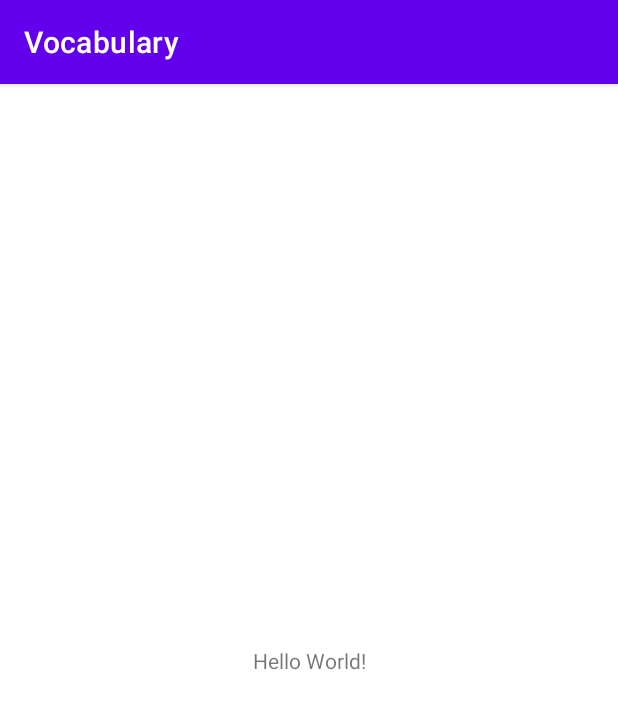
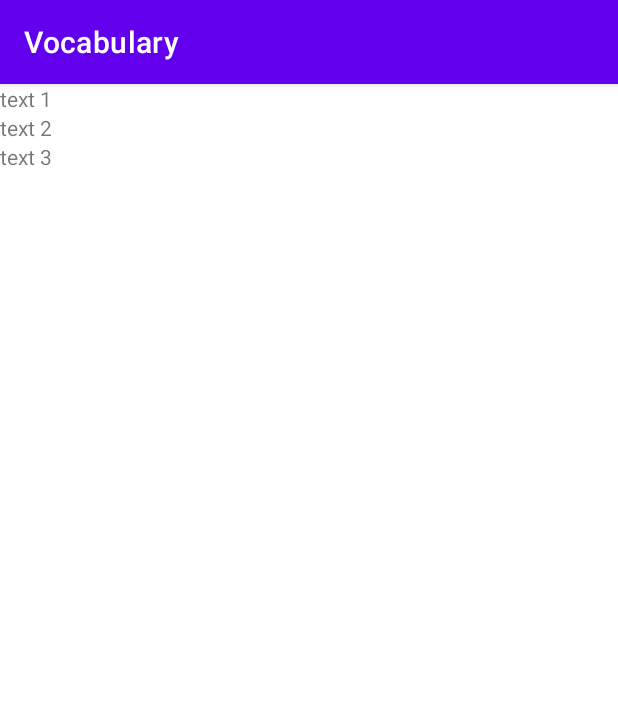
Before and after one commit to YaroslavGorbach-code/Vocabulary, an Android app: the screen it shows after launch (MainActivity), on a phone screen of 412 x 824 dp. Shown: the top 709 px of the screen. Run offline under Robolectric (Android 15) with nearby library versions, the phone set to English and light mode, and no system bars.

Commit message:
Create test repo. Create exercises list adapter. Set test data to exercises list adapter.

```diff
--- a/app/build.gradle
+++ b/app/build.gradle
@@ -30,16 +30,29 @@ android {
     kotlinOptions {
         jvmTarget = '1.8'
     }
+
+    buildFeatures {
+        viewBinding true
+    }
 }
 
 dependencies {
+    testImplementation 'junit:junit:4.13.2'
+    androidTestImplementation 'androidx.test.ext:junit:1.1.3'
+    androidTestImplementation 'androidx.test.espresso:espresso-core:3.4.0'
+    api 'androidx.fragment:fragment-ktx:1.3.5'
 
     implementation "org.jetbrains.kotlin:kotlin-stdlib:$kotlin_version"
     implementation 'androidx.core:core-ktx:1.6.0'
     implementation 'androidx.appcompat:appcompat:1.3.0'
     implementation 'com.google.android.material:material:1.4.0'
     implementation 'androidx.constraintlayout:constraintlayout:2.0.4'
-    testImplementation 'junit:junit:4.+'
-    androidTestImplementation 'androidx.test.ext:junit:1.1.3'
-    androidTestImplementation 'androidx.test.espresso:espresso-core:3.4.0'
+    implementation 'androidx.lifecycle:lifecycle-viewmodel-ktx:2.3.1'
+    implementation "androidx.lifecycle:lifecycle-common-java8:2.3.1"
+    implementation "org.jetbrains.kotlinx:kotlinx-coroutines-android:1.4.3"
+    implementation "org.jetbrains.kotlinx:kotlinx-coroutines-core:1.4.3"
+    implementation 'androidx.lifecycle:lifecycle-livedata-ktx:2.3.1'
+
+
+
 }
--- a/app/src/main/java/yaroslavgorbach/koropapps/vocabulary/MainActivity.kt
+++ b/app/src/main/java/yaroslavgorbach/koropapps/vocabulary/MainActivity.kt
@@ -1,11 +1,17 @@
 package yaroslavgorbach.koropapps.vocabulary
 
+import android.os.Bundle
 import androidx.appcompat.app.AppCompatActivity
-import android.os.Bundle
+import androidx.fragment.app.commit
+import yaroslavgorbach.koropapps.vocabulary.feature.exercises.ui.ExercisesListFragment
 
-class MainActivity : AppCompatActivity() {
+class MainActivity : AppCompatActivity(R.layout.activity_main) {
     override fun onCreate(savedInstanceState: Bundle?) {
         super.onCreate(savedInstanceState)
-        setContentView(R.layout.activity_main)
+        if (savedInstanceState == null) {
+            supportFragmentManager.commit {
+                add(R.id.main_container, ExercisesListFragment())
+            }
+        }
     }
 }
--- /dev/null
+++ b/app/src/main/java/yaroslavgorbach/koropapps/vocabulary/business/repo/Repo.kt
@@ -0,0 +1,8 @@
+package yaroslavgorbach.koropapps.vocabulary.business.repo
+
+import kotlinx.coroutines.flow.Flow
+import yaroslavgorbach.koropapps.vocabulary.data.vocabulary.local.model.Exercise
+
+interface Repo {
+    suspend fun getExercises(): Flow<List<Exercise>>
+}
--- /dev/null
+++ b/app/src/main/java/yaroslavgorbach/koropapps/vocabulary/business/usecase/GetExercisesUseCase.kt
@@ -0,0 +1,11 @@
+package yaroslavgorbach.koropapps.vocabulary.business.usecase
+
+import kotlinx.coroutines.flow.Flow
+import yaroslavgorbach.koropapps.vocabulary.business.repo.Repo
+import yaroslavgorbach.koropapps.vocabulary.data.vocabulary.local.model.Exercise
+
+class GetExercisesUseCase(private val repo: Repo) {
+   suspend operator fun invoke(): Flow<List<Exercise>> {
+        return repo.getExercises()
+    }
+}
--- /dev/null
+++ b/app/src/main/java/yaroslavgorbach/koropapps/vocabulary/data/vocabulary/local/model/Exercise.kt
@@ -0,0 +1,3 @@
+package yaroslavgorbach.koropapps.vocabulary.data.vocabulary.local.model
+
+data class Exercise(val id: Long, val name: String, val icon: Int)
--- /dev/null
+++ b/app/src/main/java/yaroslavgorbach/koropapps/vocabulary/data/vocabulary/repo/RepoImp.kt
@@ -0,0 +1,22 @@
+package yaroslavgorbach.koropapps.vocabulary.data.vocabulary.repo
+
+import kotlinx.coroutines.flow.Flow
+import kotlinx.coroutines.flow.MutableStateFlow
+import yaroslavgorbach.koropapps.vocabulary.business.repo.Repo
+import yaroslavgorbach.koropapps.vocabulary.data.vocabulary.local.model.Exercise
+
+class RepoImp : Repo {
+    private val exercises: MutableStateFlow<List<Exercise>> = MutableStateFlow(emptyList())
+
+    init {
+        exercises.value = listOf(
+            Exercise(1, "text 1", 0),
+            Exercise(2, "text 2", 0),
+            Exercise(3, "text 3", 0)
+        )
+    }
+
+    override suspend fun getExercises(): Flow<List<Exercise>> {
+        return exercises
+    }
+}
--- /dev/null
+++ b/app/src/main/java/yaroslavgorbach/koropapps/vocabulary/feature/exercises/ui/ExercisesListAdapter.kt
@@ -0,0 +1,35 @@
+package yaroslavgorbach.koropapps.vocabulary.feature.exercises.ui
+
+import android.view.LayoutInflater
+import android.view.ViewGroup
+import androidx.recyclerview.widget.RecyclerView
+import yaroslavgorbach.koropapps.vocabulary.data.vocabulary.local.model.Exercise
+import yaroslavgorbach.koropapps.vocabulary.databinding.ItemExerciseBinding
+
+class ExercisesListAdapter : RecyclerView.Adapter<ExercisesListAdapter.Vh>() {
+    private var list: List<Exercise> = emptyList()
+
+    fun setData(data: List<Exercise>) {
+        list = data
+        notifyDataSetChanged()
+    }
+
+    override fun onCreateViewHolder(parent: ViewGroup, viewType: Int): Vh {
+        return Vh(ItemExerciseBinding.inflate(LayoutInflater.from(parent.context), parent, false))
+    }
+
+    override fun onBindViewHolder(holder: Vh, position: Int) {
+        holder.bind(list[position])
+    }
+
+    override fun getItemCount(): Int = list.size
+
+    inner class Vh(private val binding: ItemExerciseBinding) :
+        RecyclerView.ViewHolder(binding.root) {
+        fun bind(exercise: Exercise) {
+            binding.exerciseName.text = exercise.name
+        }
+
+    }
+
+}
--- /dev/null
+++ b/app/src/main/java/yaroslavgorbach/koropapps/vocabulary/feature/exercises/ui/ExercisesListFragment.kt
@@ -0,0 +1,24 @@
+package yaroslavgorbach.koropapps.vocabulary.feature.exercises.ui
+
+import android.os.Bundle
+import android.view.View
+import androidx.fragment.app.Fragment
+import androidx.fragment.app.viewModels
+import androidx.lifecycle.lifecycleScope
+import kotlinx.coroutines.flow.collect
+import kotlinx.coroutines.launch
+import yaroslavgorbach.koropapps.vocabulary.R
+import yaroslavgorbach.koropapps.vocabulary.databinding.ExercisesListFragmentBinding
+
+class ExercisesListFragment: Fragment(R.layout.exercises_list_fragment) {
+    private val vm by viewModels<ExercisesListVm>()
+
+    override fun onViewCreated(view: View, savedInstanceState: Bundle?) {
+        super.onViewCreated(view, savedInstanceState)
+        // init view
+        val v = ExercisesListView(ExercisesListFragmentBinding.bind(view))
+        lifecycleScope.launch {
+            vm.getExercises().collect(v::setExercises)
+        }
+    }
+}
--- /dev/null
+++ b/app/src/main/java/yaroslavgorbach/koropapps/vocabulary/feature/exercises/ui/ExercisesListView.kt
@@ -0,0 +1,19 @@
+package yaroslavgorbach.koropapps.vocabulary.feature.exercises.ui
+
+import androidx.recyclerview.widget.LinearLayoutManager
+import yaroslavgorbach.koropapps.vocabulary.data.vocabulary.local.model.Exercise
+import yaroslavgorbach.koropapps.vocabulary.databinding.ExercisesListFragmentBinding
+
+class ExercisesListView(private val binding: ExercisesListFragmentBinding) {
+    private val listAdapter = ExercisesListAdapter()
+    init {
+        binding.exercisesList.apply {
+            adapter = listAdapter
+            layoutManager = LinearLayoutManager(binding.root.context)
+        }
+    }
+
+    fun setExercises(list: List<Exercise>){
+        listAdapter.setData(list)
+    }
+}
--- /dev/null
+++ b/app/src/main/java/yaroslavgorbach/koropapps/vocabulary/feature/exercises/ui/ExercisesListVm.kt
@@ -0,0 +1,17 @@
+package yaroslavgorbach.koropapps.vocabulary.feature.exercises.ui
+
+import androidx.lifecycle.ViewModel
+import androidx.lifecycle.viewModelScope
+import kotlinx.coroutines.flow.Flow
+import kotlinx.coroutines.launch
+import yaroslavgorbach.koropapps.vocabulary.business.usecase.GetExercisesUseCase
+import yaroslavgorbach.koropapps.vocabulary.data.vocabulary.local.model.Exercise
+import yaroslavgorbach.koropapps.vocabulary.data.vocabulary.repo.RepoImp
+
+class ExercisesListVm : ViewModel() {
+    private val getExercisesUseCase = GetExercisesUseCase(RepoImp())
+
+    suspend fun getExercises(): Flow<List<Exercise>>{
+        return getExercisesUseCase()
+    }
+}
--- a/app/src/main/res/layout/activity_main.xml
+++ b/app/src/main/res/layout/activity_main.xml
@@ -1,18 +1,8 @@
 <?xml version="1.0" encoding="utf-8"?>
-<androidx.constraintlayout.widget.ConstraintLayout xmlns:android="http://schemas.android.com/apk/res/android"
-    xmlns:app="http://schemas.android.com/apk/res-auto"
+<androidx.fragment.app.FragmentContainerView xmlns:android="http://schemas.android.com/apk/res/android"
     xmlns:tools="http://schemas.android.com/tools"
+    android:id="@+id/main_container"
     android:layout_width="match_parent"
     android:layout_height="match_parent"
     tools:context=".MainActivity">
-
-    <TextView
-        android:layout_width="wrap_content"
-        android:layout_height="wrap_content"
-        android:text="Hello World!"
-        app:layout_constraintBottom_toBottomOf="parent"
-        app:layout_constraintLeft_toLeftOf="parent"
-        app:layout_constraintRight_toRightOf="parent"
-        app:layout_constraintTop_toTopOf="parent" />
-
-</androidx.constraintlayout.widget.ConstraintLayout>
+</androidx.fragment.app.FragmentContainerView>
--- /dev/null
+++ b/app/src/main/res/layout/exercises_list_fragment.xml
@@ -0,0 +1,15 @@
+<?xml version="1.0" encoding="utf-8"?>
+<androidx.constraintlayout.widget.ConstraintLayout xmlns:android="http://schemas.android.com/apk/res/android"
+    xmlns:app="http://schemas.android.com/apk/res-auto"
+    android:layout_width="match_parent"
+    android:layout_height="match_parent">
+
+    <androidx.recyclerview.widget.RecyclerView
+        android:id="@+id/exercises_list"
+        android:layout_width="match_parent"
+        android:layout_height="match_parent"
+        app:layout_constraintBottom_toBottomOf="parent"
+        app:layout_constraintEnd_toEndOf="parent"
+        app:layout_constraintStart_toStartOf="parent"
+        app:layout_constraintTop_toTopOf="parent" />
+</androidx.constraintlayout.widget.ConstraintLayout>
--- /dev/null
+++ b/app/src/main/res/layout/item_exercise.xml
@@ -0,0 +1,14 @@
+<?xml version="1.0" encoding="utf-8"?>
+<androidx.constraintlayout.widget.ConstraintLayout xmlns:android="http://schemas.android.com/apk/res/android"
+    xmlns:app="http://schemas.android.com/apk/res-auto"
+    android:layout_width="match_parent"
+    android:layout_height="wrap_content">
+
+    <TextView
+        android:id="@+id/exercise_name"
+        android:layout_width="match_parent"
+        android:layout_height="wrap_content"
+        app:layout_constraintEnd_toEndOf="parent"
+        app:layout_constraintStart_toStartOf="parent"
+        app:layout_constraintTop_toTopOf="parent" />
+</androidx.constraintlayout.widget.ConstraintLayout>
--- a/build.gradle
+++ b/build.gradle
@@ -6,11 +6,8 @@ buildscript {
         mavenCentral()
     }
     dependencies {
-        classpath "com.android.tools.build:gradle:4.2.1"
+        classpath "com.android.tools.build:gradle:4.2.2"
         classpath "org.jetbrains.kotlin:kotlin-gradle-plugin:$kotlin_version"
-
-        // NOTE: Do not place your application dependencies here; they belong
-        // in the individual module build.gradle files
     }
 }
 
@@ -18,7 +15,6 @@ allprojects {
     repositories {
         google()
         mavenCentral()
-        jcenter() // Warning: this repository is going to shut down soon
     }
 }
 
```
